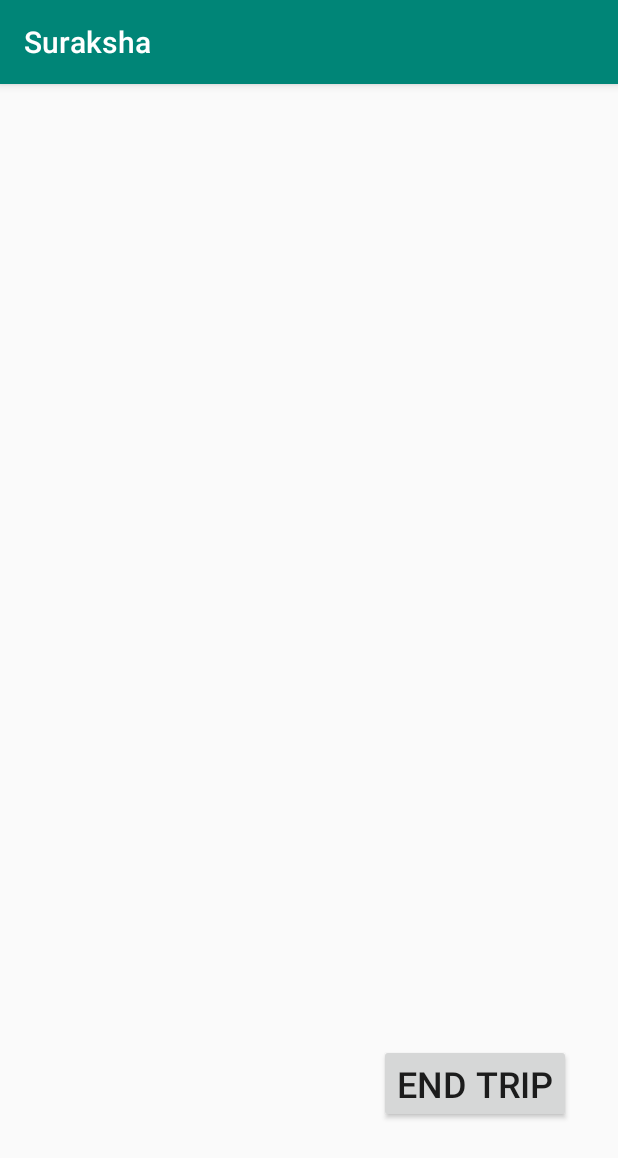
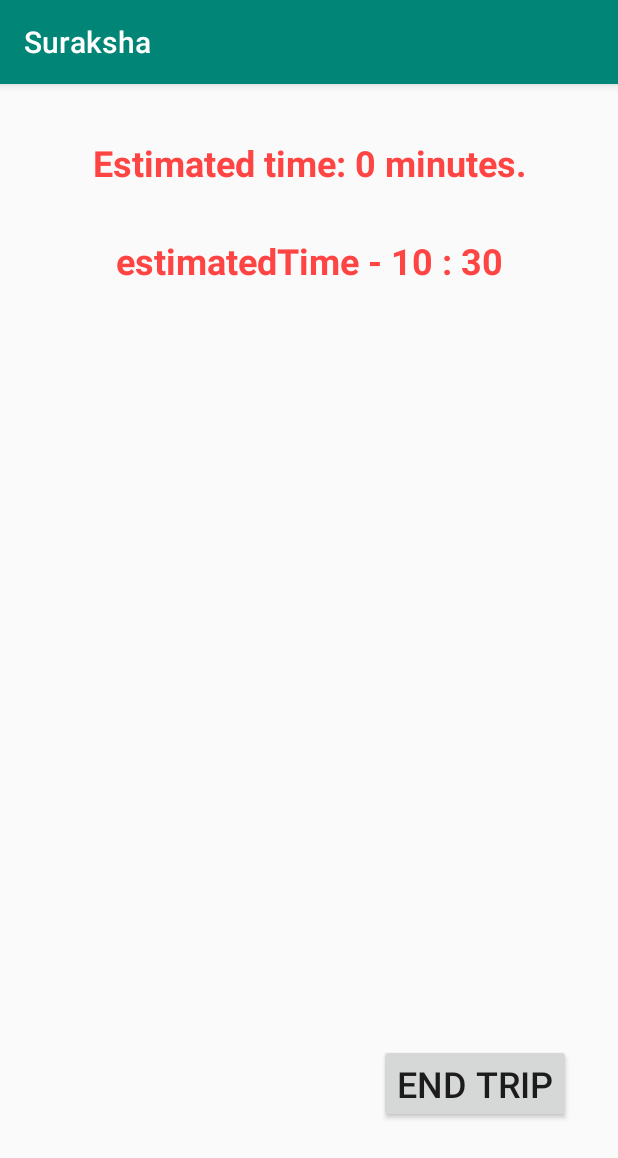
Before and after one commit to nb2998/Suraksha, an Android app: the OngoingTripActivity screen opened directly, with no data from a screen before it, on a phone screen of 412 x 824 dp. Shown: the top 1158 px of the screen. Run offline under Robolectric (Android 15) with nearby library versions, the phone set to English and light mode, and no system bars; 1 statement that could not run was skipped.

Commit message:
Time sent to ongoing and estimated time

```diff
--- a/app/src/main/java/com/codingblocks/suraksha/OngoingTripActivity.java
+++ b/app/src/main/java/com/codingblocks/suraksha/OngoingTripActivity.java
@@ -1,23 +1,71 @@
 package com.codingblocks.suraksha;
 
+import android.app.PendingIntent;
+import android.content.Intent;
 import android.support.v7.app.AppCompatActivity;
 import android.os.Bundle;
+import android.util.Log;
 import android.view.View;
 import android.widget.Button;
+import android.widget.TextView;
+
+import java.util.Calendar;
+import java.util.Date;
 
 public class OngoingTripActivity extends AppCompatActivity {
 
     Button btnEndTrip;
+    TextView tvTime, tvExactTime;
 
     @Override
     protected void onCreate(Bundle savedInstanceState) {
         super.onCreate(savedInstanceState);
         setContentView(R.layout.activity_ongoing_trip);
 
+        btnEndTrip = findViewById(R.id.btnEndTrip);
+        tvTime = findViewById(R.id.tvTime);
+        tvExactTime = findViewById(R.id.tvExactTime);
+
+        Intent intent = getIntent();
+        int timeInSecs = Integer.valueOf(intent.getStringExtra(getString(R.string.estimated_time)));
+        tvTime.setText("Estimated time: "+Integer.valueOf(timeInSecs)/60+" minutes.");
+
+        Calendar calendar = Calendar.getInstance();
+        Date currentTime = calendar.getTime();
+        int hours = calendar.get(Calendar.HOUR_OF_DAY);
+        int minutes = calendar.get(Calendar.MINUTE);
+        int seconds = calendar.get(Calendar.SECOND);
+
+        int totalSeconds = ((hours * 60) + minutes) * 60 + seconds;
+
+        Log.d("TAG", "onCreate: totalsecs "+totalSeconds);
+
+        int estimatedTimeInSecs = totalSeconds+ timeInSecs;
+        Log.d("TAG", "onCreate: estimated  "+estimatedTimeInSecs);
+
+        int finalHours = estimatedTimeInSecs / 3600;  // Be sure to use integer arithmetic
+        int finalMinutes = ((estimatedTimeInSecs) / 60) % 60;
+        int finalSecs = estimatedTimeInSecs % 60;
+
+        Log.d("TAG", "onCreate: "+finalHours+" "+finalMinutes+" "+finalSecs);
+
+        Calendar cal = Calendar.getInstance();
+        cal.set(Calendar.HOUR_OF_DAY, finalHours);
+        cal.set(Calendar.MINUTE, finalMinutes);
+        cal.set(Calendar.SECOND, finalSecs);
+
+        Date estimatedArrivalTime = cal.getTime();
+        tvExactTime.setText(getString(R.string.estimated_time)+ " - "+estimatedArrivalTime.getHours()+" : "+estimatedArrivalTime.getMinutes());
+
+        Log.d("TAG", "onCreate: "+currentTime.toString());
+        Log.d("TAG", "onCreate: "+estimatedArrivalTime.toString());
+
         btnEndTrip.setOnClickListener(new View.OnClickListener() {
             @Override
             public void onClick(View view) {
-
+//                Intent alarmIntent = new Intent(OngoingTripActivity.this, MainActivity.class);
+//                PendingIntent pendingIntent = PendingIntent.getActivity(MainActivity.this, 0,
+//                        alarmIntent, PendingIntent.FLAG_UPDATE_CURRENT);
             }
         });
     }
--- a/app/src/main/res/layout/activity_ongoing_trip.xml
+++ b/app/src/main/res/layout/activity_ongoing_trip.xml
@@ -20,6 +20,19 @@
         android:textStyle="bold"
         tools:text="Estimated time : 40 mins" />
 
+    <TextView
+        android:id="@+id/tvExactTime"
+        android:layout_width="match_parent"
+        android:layout_height="wrap_content"
+        android:layout_alignParentStart="true"
+        android:layout_alignParentTop="true"
+        android:layout_marginTop="101dp"
+        android:gravity="center"
+        android:textColor="@android:color/holo_red_light"
+        android:textSize="24sp"
+        android:textStyle="bold"
+        tools:text="@string/estimated_arrival" />
+
     <Button
         android:id="@+id/btnEndTrip"
         android:layout_width="wrap_content"
--- a/app/src/main/res/values/strings.xml
+++ b/app/src/main/res/values/strings.xml
@@ -23,8 +23,8 @@
     <string name="msg_location_service_started">Location Tracking Started</string>
     <string name="btn_label_refresh">Refresh</string>
     <string name="API">api_key</string>
-
     <string name="estimated_time">estimatedTime</string>
+    <string name="estimated_arrival">Estimated arrival time :</string>
 
     <string name="title_activity_end_trip">EndTripActivity</string>
     <string name="title_activity_yes_no">YesNoActivity</string>
```
Also changed, not shown: app/src/main/java/com/codingblocks/suraksha/StartTripActivity.java (+7 -10 lines).
